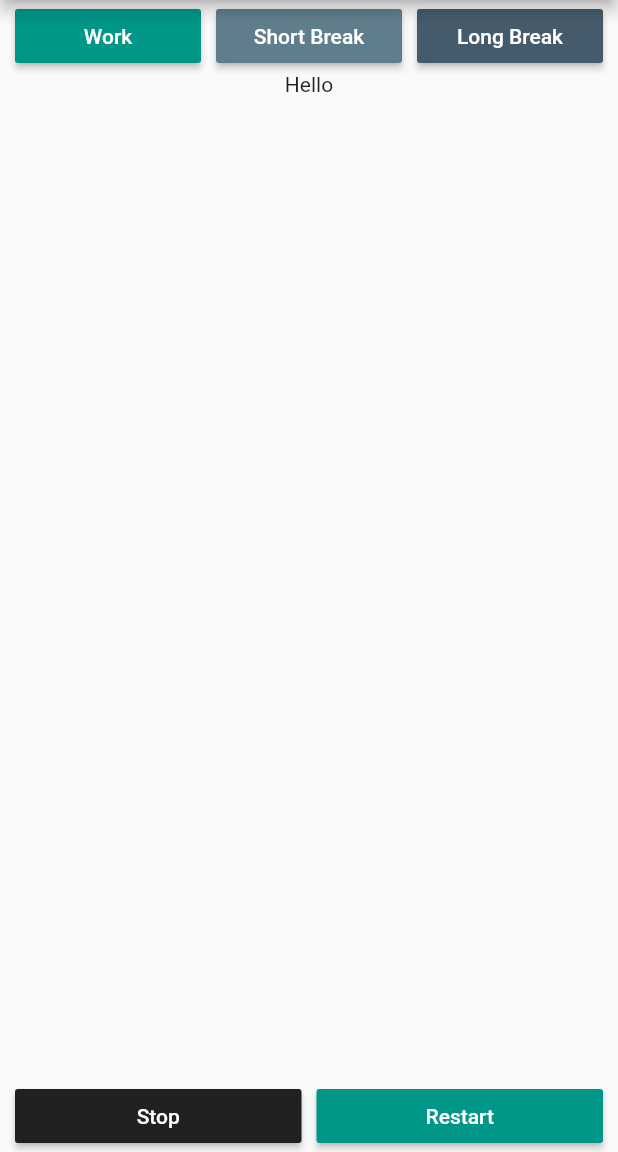
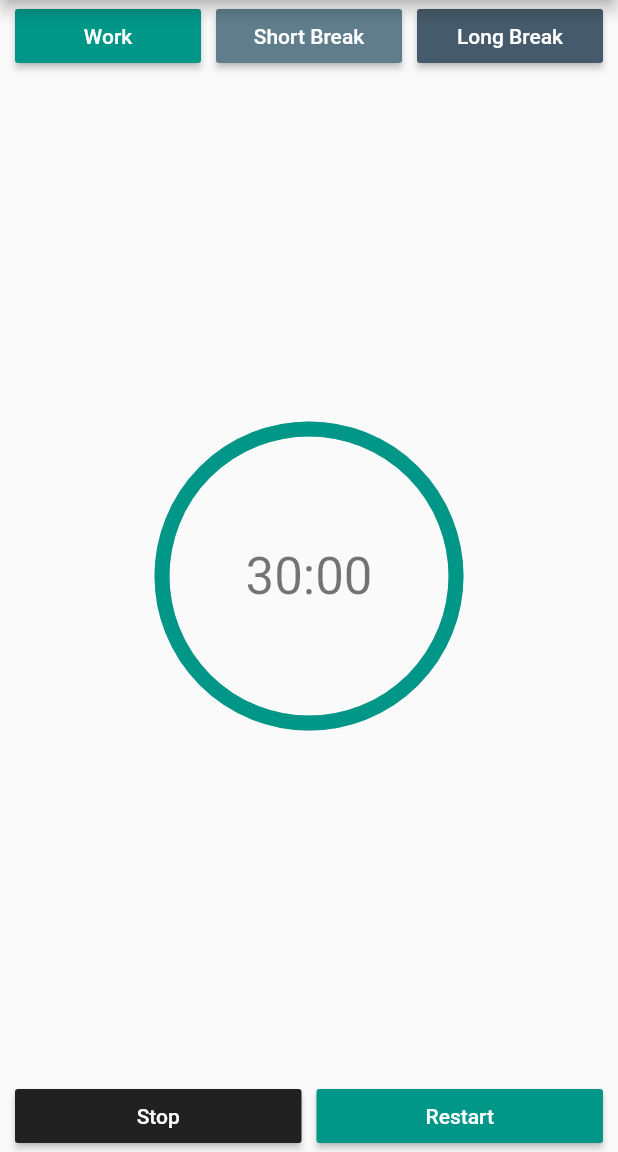
Before and after one commit to Guiffou-Joel/productivity_timer, a Flutter app: the screen it shows after launch, on a phone screen of 412 x 824 dp, the part 84-1236 px from its top. Run offline on Flutter 3.47's test engine with Material 2 defaults, Android fonts, the phone set to English and light mode, and no system bars; drawn by our look-alikes of percent_indicator.

```diff
--- a/lib/main.dart
+++ b/lib/main.dart
@@ -1,5 +1,6 @@
 import 'package:flutter/material.dart';
 import 'package:productivity_timer/widgets.dart';
+import 'package:percent_indicator/percent_indicator.dart';
 
 void main() => runApp(MyApp());
 
@@ -28,7 +29,10 @@ class TimerHomePage extends StatelessWidget {
       appBar: AppBar(
         title: Text('My work timer'),
       ),
-      body: Column(
+      body: LayoutBuilder(
+        builder: (BuildContext context, BoxConstraints constraints) {
+          final double availableWidth = constraints.maxWidth;
+          return Column(
             children: <Widget>[
               Row(
                 children: <Widget>[
@@ -59,7 +63,19 @@ class TimerHomePage extends StatelessWidget {
                   Padding(padding: EdgeInsets.all(defaultPadding)),
                 ],
               ),
-          Expanded(child: Text("Hello")),
+              Expanded(
+                // child: Text("Hello"),
+                child: CircularPercentIndicator(
+                  radius: availableWidth / 2,
+                  lineWidth: 10.0,
+                  percent: 1,
+                  center: Text(
+                    "30:00",
+                    style: Theme.of(context).textTheme.display1,
+                  ),
+                  progressColor: Color(0xff009688),
+                ),
+              ),
               Row(
                 children: <Widget>[
                   Padding(padding: EdgeInsets.all(defaultPadding)),
@@ -82,6 +98,8 @@ class TimerHomePage extends StatelessWidget {
                 ],
               ),
             ],
+          );
+        },
       ),
     );
   }
--- a/pubspec.yaml
+++ b/pubspec.yaml
@@ -23,6 +23,8 @@ environment:
 dependencies:
   flutter:
     sdk: flutter
+  percent_indicator: ^2.1.1+1
+  # percent_indicator: ^2.1.9+1
 
 
   # The following adds the Cupertino Icons font to your application.
```
Also changed, not shown: pubspec.lock. Lines whose indentation alone changed are shown as unchanged.
